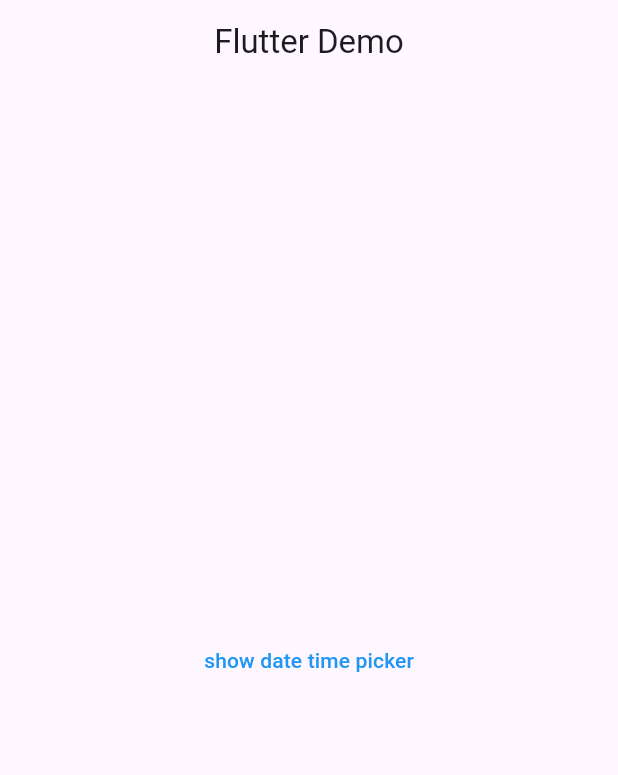
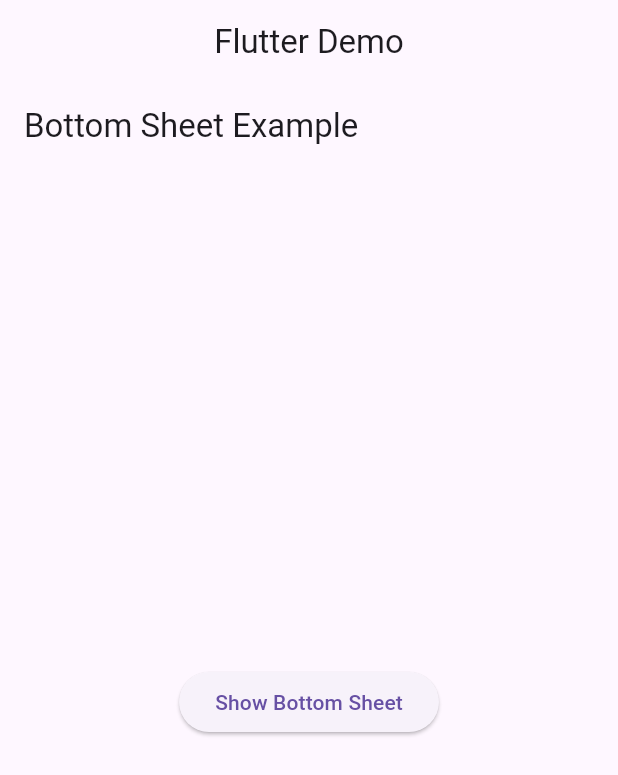
Before and after one commit to XieHui-001/FlutterTestDemo, a Flutter app: the screen it shows after launch, on a phone screen of 412 x 824 dp. Shown: the top 775 px of the screen. Run offline on Flutter 3.47's test engine with Material 2 defaults, Android fonts, the phone set to English and light mode, and no system bars; our stand-ins replace video_player.

Commit message:
bottomdialogpage.dart  test demo add;

```diff
--- /dev/null
+++ b/lib/bottomdialogpage.dart
@@ -0,0 +1,64 @@
+import 'package:flutter/cupertino.dart';
+import 'package:flutter/material.dart';
+
+class BottomDialogPage extends StatefulWidget{
+
+
+  @override
+  _BottomDialogWidget createState () =>_BottomDialogWidget();
+}
+
+class _BottomDialogWidget extends State<BottomDialogPage>{
+
+  List<String> itemList = ["123","3232","3242","544","4353"];
+
+
+  @override
+  Widget build(BuildContext context) {
+    return Scaffold(
+      appBar: AppBar(
+        title: Text('Bottom Sheet Example'),
+      ),
+      body: Center(
+        child: ElevatedButton(
+          onPressed: () {
+            _showBottomSheet(context);
+          },
+          child: Text('Show Bottom Sheet'),
+        ),
+      ),
+    );
+  }
+
+  void _showBottomSheet(BuildContext context) {
+    showModalBottomSheet(
+      backgroundColor: Colors.white,
+      context: context,
+      builder: (BuildContext context) {
+        return ClipRRect(
+          borderRadius: const BorderRadius.only(
+            topLeft: Radius.circular(20.0),
+            topRight: Radius.circular(20.0),
+          ),
+          child: Container(color: Colors.white,height: 400,child: SingleChildScrollView(child: Column(children: [
+
+            Padding(padding: const EdgeInsets.only(top: 15),child: Row(mainAxisAlignment: MainAxisAlignment.start, children: [
+              IconButton(onPressed: (){Navigator.of(context).pop();}, icon: const Icon(Icons.arrow_back),),
+              const Expanded(child: Align(alignment: Alignment(-0.2,0),child: Text("Title",textAlign: TextAlign.center,style: TextStyle(fontWeight: FontWeight.bold),),))
+            ],)),
+            SizedBox(height: 400,child: ListView.separated(padding: const EdgeInsets.only(top: 15,left: 10,right: 10,bottom: 70),shrinkWrap: true,itemBuilder: (context,index){
+              return InkWell(onTap: (){
+                Navigator.of(context).pop();
+              },child: Column(children: [
+                FadeInImage.assetNetwork(placeholder: "images/ic_loading.gif", image: "https://img95.699pic.com/photo/40250/3647.jpg_wh300.jpg"),
+                Text(itemList[index])
+              ],));
+            }, separatorBuilder: (context,index){
+              return const SizedBox(height:10,);
+            }, itemCount: itemList.length),)
+          ],),))
+        );
+      },
+    );
+  }
+}
--- a/lib/main.dart
+++ b/lib/main.dart
@@ -8,6 +8,7 @@ import 'package:flutter_test_demo/timerpickerpage.dart';
 import 'package:flutter_test_demo/videopage.dart';
 import 'package:flutter_localizations/flutter_localizations.dart';
 
+import 'bottomdialogpage.dart';
 import 'herotest.dart';
 import 'loadimg.dart';
 import 'viewpage.dart';
@@ -35,7 +36,7 @@ class MyApp extends StatelessWidget {
       theme: ThemeData(useMaterial3: true,),
       home:  Scaffold(
         appBar: AppBar(title: const Text("Flutter Demo"),centerTitle: true,),
-        body: TimerPickerPage(),
+        body: BottomDialogPage(),
       ),
     );
   }
```
